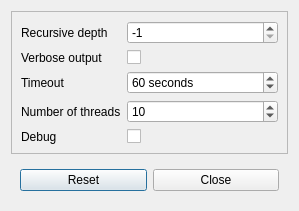
Before: the Qt Designer form linkcheck/gui/ui/options.ui in wummel/linkchecker, drawn with Qt 5.
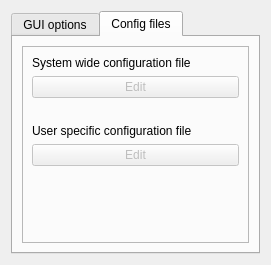
After: the same form once the commit is applied. The open tabs and pages were chosen to show the change.

Commit message: Allow editing of config files in GUI.

```diff
--- a/linkcheck/gui/ui/options.ui
+++ b/linkcheck/gui/ui/options.ui
@@ -6,8 +6,8 @@
    <rect>
     <x>0</x>
     <y>0</y>
-    <width>299</width>
-    <height>179</height>
+    <width>271</width>
+    <height>240</height>
    </rect>
   </property>
   <property name="windowTitle">
@@ -15,6 +15,27 @@
   </property>
   <layout class="QVBoxLayout" name="verticalLayout">
    <item>
+    <widget class="QTabWidget" name="tabWidget">
+     <property name="toolTip">
+      <string>The most common GUI options are configurable
+directly in a dialog. They override any configuration
+file settings.
+
+The configuration files can be edited with an
+integrated text editor.</string>
+     </property>
+     <property name="currentIndex">
+      <number>0</number>
+     </property>
+     <widget class="QWidget" name="gui_options">
+      <property name="toolTip">
+       <string/>
+      </property>
+      <attribute name="title">
+       <string>GUI options</string>
+      </attribute>
+      <layout class="QVBoxLayout" name="verticalLayout_3">
+       <item>
     <widget class="QFrame" name="frame">
      <property name="frameShape">
       <enum>QFrame::StyledPanel</enum>
@@ -141,6 +162,19 @@
         </property>
        </widget>
       </item>
+          <item row="5" column="0">
+           <spacer name="verticalSpacer_3">
+            <property name="orientation">
+             <enum>Qt::Vertical</enum>
+            </property>
+            <property name="sizeHint" stdset="0">
+             <size>
+              <width>20</width>
+              <height>40</height>
+             </size>
+            </property>
+           </spacer>
+          </item>
      </layout>
     </widget>
    </item>
@@ -165,6 +199,104 @@
        </widget>
       </item>
      </layout>
+        </widget>
+       </item>
+      </layout>
+     </widget>
+     <widget class="QWidget" name="config_options">
+      <property name="toolTip">
+       <string>Test</string>
+      </property>
+      <attribute name="title">
+       <string>Config files</string>
+      </attribute>
+      <layout class="QVBoxLayout" name="verticalLayout_5">
+       <item>
+        <widget class="QFrame" name="frame_2">
+         <property name="frameShape">
+          <enum>QFrame::StyledPanel</enum>
+         </property>
+         <property name="frameShadow">
+          <enum>QFrame::Raised</enum>
+         </property>
+         <layout class="QVBoxLayout" name="verticalLayout_4">
+          <item>
+           <widget class="QLabel" name="label_6">
+            <property name="toolTip">
+             <string extracomment="Test"/>
+            </property>
+            <property name="text">
+             <string>System wide configuration file</string>
+            </property>
+           </widget>
+          </item>
+          <item>
+           <widget class="QPushButton" name="sys_config_button">
+            <property name="enabled">
+             <bool>false</bool>
+            </property>
+            <property name="toolTip">
+             <string/>
+            </property>
+            <property name="text">
+             <string>Edit</string>
+            </property>
+           </widget>
+          </item>
+          <item>
+           <spacer name="verticalSpacer">
+            <property name="orientation">
+             <enum>Qt::Horizontal</enum>
+            </property>
+            <property name="sizeHint" stdset="0">
+             <size>
+              <width>20</width>
+              <height>20</height>
+             </size>
+            </property>
+           </spacer>
+          </item>
+          <item>
+           <widget class="QLabel" name="label_7">
+            <property name="toolTip">
+             <string>Overrides system wide configuration file settings.</string>
+            </property>
+            <property name="text">
+             <string>User specific configuration file</string>
+            </property>
+           </widget>
+          </item>
+          <item>
+           <widget class="QPushButton" name="user_config_button">
+            <property name="enabled">
+             <bool>false</bool>
+            </property>
+            <property name="toolTip">
+             <string/>
+            </property>
+            <property name="text">
+             <string>Edit</string>
+            </property>
+           </widget>
+          </item>
+          <item>
+           <spacer name="verticalSpacer_2">
+            <property name="orientation">
+             <enum>Qt::Vertical</enum>
+            </property>
+            <property name="sizeHint" stdset="0">
+             <size>
+              <width>20</width>
+              <height>40</height>
+             </size>
+            </property>
+           </spacer>
+          </item>
+         </layout>
+        </widget>
+       </item>
+      </layout>
+     </widget>
     </widget>
    </item>
   </layout>
```
Left out of the diff: 3 changed lines with no effect on the pictures. Lines whose indentation alone changed are shown as unchanged. The commit also changes 4 other files.
